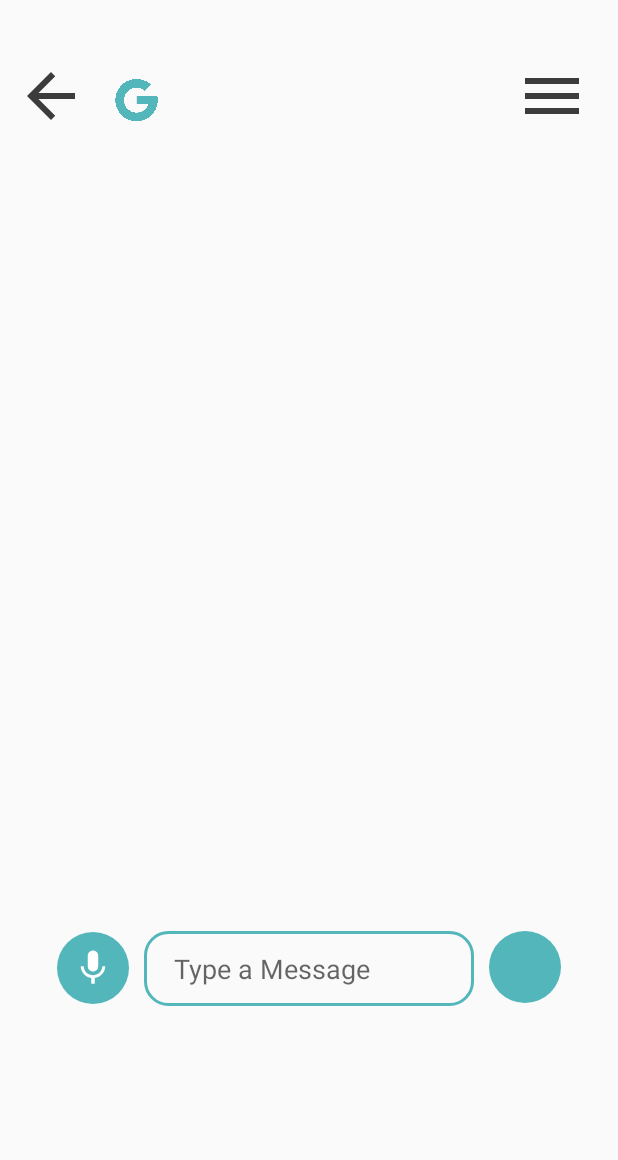
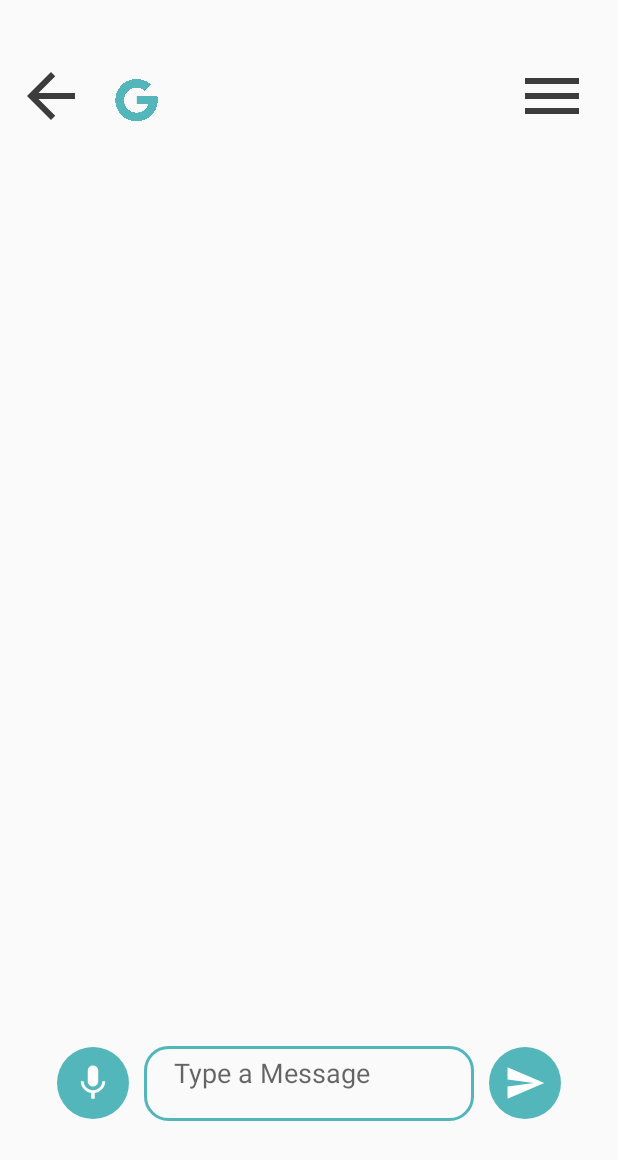
Before and after one commit to moamnhmdany/testChatApp, an Android app: the screen it shows after launch (ChatMessangerPage), on a phone screen of 412 x 824 dp. Shown: the top 1160 px of the screen. Run offline under Robolectric (Android 15) with nearby library versions, the phone set to English and light mode, and no system bars; our stand-ins replace data binding.

Commit message:
add chat massenger page

```diff
--- a/app/src/main/AndroidManifest.xml
+++ b/app/src/main/AndroidManifest.xml
@@ -12,17 +12,21 @@
         android:supportsRtl="true"
         android:theme="@style/Theme.TestChatApp"
         tools:targetApi="31">
+
         <activity
             android:name=".pages.ChatMessangerPage"
             android:exported="true"
-            android:theme="@style/Theme.TestChatApp.noActionCustomBar">
-        >
+            android:theme="@style/Theme.TestChatApp.noActionCustomBar"
+            android:windowSoftInputMode="adjustPan"
+            >
+
             <intent-filter>
                 <action android:name="android.intent.action.MAIN" />
 
                 <category android:name="android.intent.category.LAUNCHER" />
             </intent-filter>
         </activity>
+
         <activity
             android:name=".pages.UsersChatListActivity"
             android:exported="true"
@@ -31,11 +35,15 @@
         </activity>
         <activity
             android:name=".pages.SignUpActivity"
-            android:exported="true"></activity>
+            android:exported="true">
+
+        </activity>
         <activity
             android:name=".pages.LoginActivityScreen"
             android:exported="true"
-            android:theme="@style/Theme.TestChatApp.noActionCustomBar"></activity>
+            android:theme="@style/Theme.TestChatApp.noActionCustomBar">
+
+        </activity>
         <activity
             android:name=".MainActivity"
             android:exported="true" />
--- /dev/null
+++ b/app/src/main/res/drawable/send_icon.xml
@@ -0,0 +1,5 @@
+<vector android:autoMirrored="true" android:height="24dp"
+    android:tint="#FFFFFF" android:viewportHeight="24"
+    android:viewportWidth="24" android:width="24dp" xmlns:android="http://schemas.android.com/apk/res/android">
+    <path android:fillColor="@android:color/white" android:pathData="M2.01,21L23,12 2.01,3 2,10l15,2 -15,2z"/>
+</vector>
--- a/app/src/main/res/layout/activity_chat_messanger_page.xml
+++ b/app/src/main/res/layout/activity_chat_messanger_page.xml
@@ -8,9 +8,13 @@
     </data>
 
     <RelativeLayout
+        android:id="@+id/root_ly"
         android:layout_width="match_parent"
         android:layout_height="match_parent"
-        tools:context=".pages.ChatMessangerPage">
+        tools:context=".pages.ChatMessangerPage"
+
+
+        >
 
 
         <LinearLayout
@@ -60,23 +64,29 @@
             android:layout_width="match_parent"
             android:layout_height="500dp"
             android:layout_below="@id/top_bar_chat_msg"
-            android:layout_margin="15dp"
-            />
+            android:layout_marginStart="15dp"
+            android:layout_marginTop="15dp"
+            android:layout_marginEnd="15dp"
+            android:layout_marginBottom="15dp" />
 
         <LinearLayout
             android:id="@+id/ly_bottom_bar"
             android:layout_width="match_parent"
-            android:layout_height="50dp"
+            android:layout_height="wrap_content"
             android:layout_below="@id/chat_msg_view_list"
             android:layoutDirection="ltr"
             android:gravity="center"
-            android:orientation="horizontal">
+            android:layout_alignParentBottom="true"
+            android:orientation="horizontal"
+            android:layout_margin="10dp"
+
+            >
 
             <ImageView
                 android:id="@+id/btn_mic"
                 android:layout_width="48dp"
                 android:layout_height="48dp"
-                android:layout_gravity="center"
+                android:layout_gravity="start|center"
                 android:background="@drawable/mic_button_shap"
                 android:clickable="true"
                 android:contentDescription="@string/btn_menu"
@@ -90,28 +100,31 @@
             <EditText
                 android:id="@+id/chat_msg_textBox"
                 android:layout_width="220dp"
-                android:layout_height="match_parent"
+                android:layout_height="50dp"
                 android:layout_gravity="center"
                 android:autofillHints="name"
                 android:background="@drawable/text_box_shap_bg_shap"
                 android:hint="@string/hint_msg_box"
-                android:inputType="text"
+                android:inputType="textMultiLine"
                 android:paddingStart="20sp"
                 android:paddingEnd="20dp"
+                android:paddingBottom="20dp"
+
+                android:gravity="bottom|center|start"
                 android:textColor="@color/signTextColor"
-               />
+                />
 
             <ImageView
                 android:id="@+id/btn_send_msg"
                 android:layout_width="48dp"
                 android:layout_height="48dp"
-
+                android:src="@drawable/send_icon"
                 android:background="@drawable/button_send_shap"
-                android:contentDescription="@string/bton_send_content"
+                android:contentDescription="@string/btn_send_content"
                 android:clickable="true"
                 android:enabled="true"
                 android:focusable="true"
-                android:layout_gravity="end"
+                android:layout_gravity="end|center"
                 android:layout_marginStart="10dp"
                 android:layout_marginEnd="10dp"
               />
--- a/app/src/main/res/values/strings.xml
+++ b/app/src/main/res/values/strings.xml
@@ -19,7 +19,7 @@
     <string name="btn_menu"> right menu</string>
     <string name="back_btn">left back  for chat messenger</string>
     <string name="pic_chat">picture chat of sender</string>
-    <string name="bton_send_content">send msg btn</string>
+    <string name="btn_send_content">send msg btn</string>
     <string name="hint_msg_box">Type a  Message</string>
 
 
```
